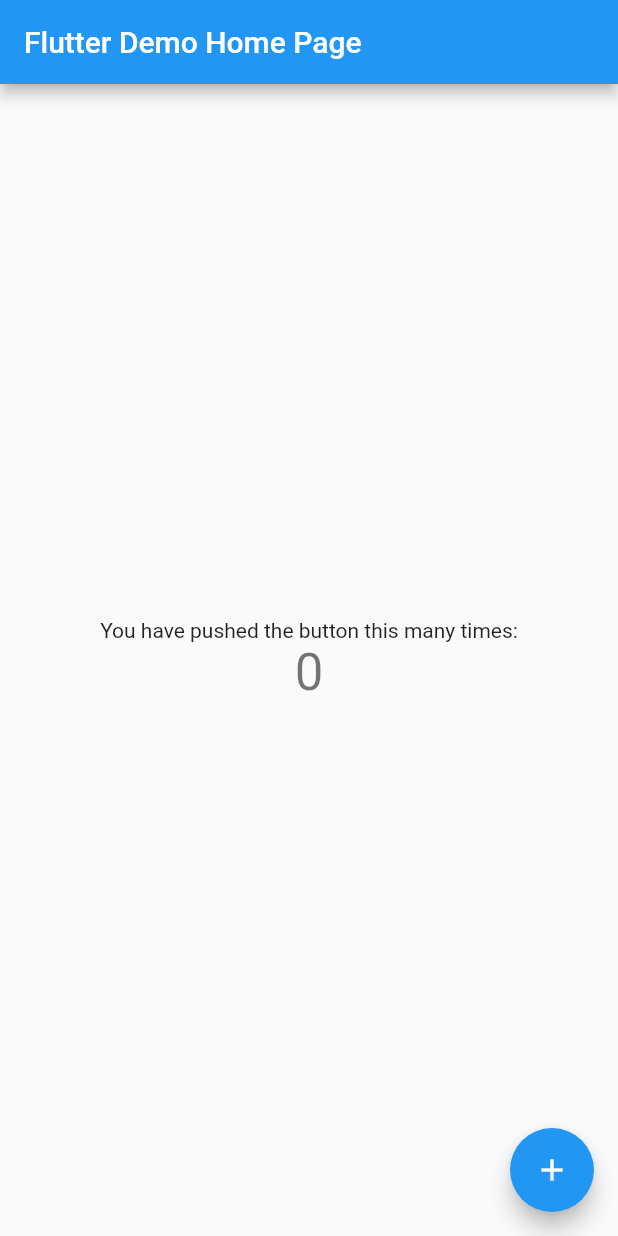
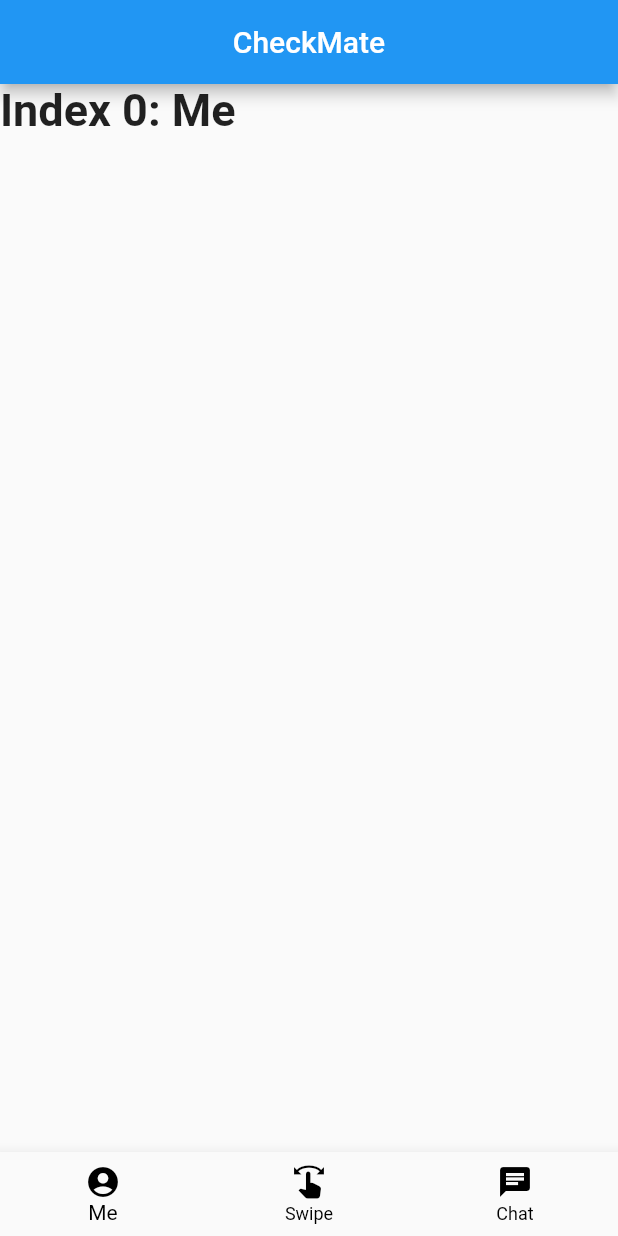
Before and after one commit to Tonga6/checkmate, a Flutter app: the screen it shows after launch, on a phone screen of 412 x 824 dp. Run offline on Flutter 3.47's test engine with Material 2 defaults, Android fonts, the light colour scheme and no system bars; our stand-ins replace firebase_core, location; accounts and stored records are empty.

Commit message:
Adding a nav bar

```diff
--- a/lib/main.dart
+++ b/lib/main.dart
@@ -1,3 +1,4 @@
+import 'package:checkmate/widget_bar.dart';
 import 'package:flutter/material.dart';
 import 'package:firebase_core/firebase_core.dart';
 import 'firebase_options.dart';
@@ -30,92 +31,7 @@
         // is not restarted.
         primarySwatch: Colors.blue,
       ),
-      home: const MyHomePage(title: 'Flutter Demo Home Page'),
+      home: NavBar(),
     );
   }
 }
-
-class MyHomePage extends StatefulWidget {
-  const MyHomePage({Key? key, required this.title}) : super(key: key);
-
-  // This widget is the home page of your application. It is stateful, meaning
-  // that it has a State object (defined below) that contains fields that affect
-  // how it looks.
-
-  // This class is the configuration for the state. It holds the values (in this
-  // case the title) provided by the parent (in this case the App widget) and
-  // used by the build method of the State. Fields in a Widget subclass are
-  // always marked "final".
-
-  final String title;
-
-  @override
-  State<MyHomePage> createState() => _MyHomePageState();
-}
-
-class _MyHomePageState extends State<MyHomePage> {
-  int _counter = 0;
-
-  void _incrementCounter() {
-    setState(() {
-      // This call to setState tells the Flutter framework that something has
-      // changed in this State, which causes it to rerun the build method below
-      // so that the display can reflect the updated values. If we changed
-      // _counter without calling setState(), then the build method would not be
-      // called again, and so nothing would appear to happen.
-      _counter++;
-    });
-  }
-
-  @override
-  Widget build(BuildContext context) {
-    // This method is rerun every time setState is called, for instance as done
-    // by the _incrementCounter method above.
-    //
-    // The Flutter framework has been optimized to make rerunning build methods
-    // fast, so that you can just rebuild anything that needs updating rather
-    // than having to individually change instances of widgets.
-    return Scaffold(
-      appBar: AppBar(
-        // Here we take the value from the MyHomePage object that was created by
-        // the App.build method, and use it to set our appbar title.
-        title: Text(widget.title),
-      ),
-      body: Center(
-        // Center is a layout widget. It takes a single child and positions it
-        // in the middle of the parent.
-        child: Column(
-          // Column is also a layout widget. It takes a list of children and
-          // arranges them vertically. By default, it sizes itself to fit its
-          // children horizontally, and tries to be as tall as its parent.
-          //
-          // Invoke "debug painting" (press "p" in the console, choose the
-          // "Toggle Debug Paint" action from the Flutter Inspector in Android
-          // Studio, or the "Toggle Debug Paint" command in Visual Studio Code)
-          // to see the wireframe for each widget.
-          //
-          // Column has various properties to control how it sizes itself and
-          // how it positions its children. Here we use mainAxisAlignment to
-          // center the children vertically; the main axis here is the vertical
-          // axis because Columns are vertical (the cross axis would be
-          // horizontal).
-          mainAxisAlignment: MainAxisAlignment.center,
-          children: <Widget>[
-            const Text(
-              'You have pushed the button this many times:',
-            ),
-            Text(
-              '$_counter',
-              style: Theme.of(context).textTheme.headline4,
-            ),
-          ],
-        ),
-      ),
-      floatingActionButton: FloatingActionButton(
-        onPressed: _incrementCounter,
-        tooltip: 'Increment',
-        child: const Icon(Icons.add),
-      ), // This trailing comma makes auto-formatting nicer for build methods.
-    );
-  }
-}
--- /dev/null
+++ b/lib/widget_bar.dart
@@ -0,0 +1,68 @@
+import 'package:flutter/cupertino.dart';
+import 'package:flutter/material.dart';
+
+class NavBar extends StatefulWidget {
+  @override
+  _NavBarState createState() => _NavBarState();
+}
+
+class _NavBarState extends State<NavBar> {
+
+  int _selectedIndex = 0;
+  static const TextStyle optionStyle =
+  TextStyle(fontSize: 30, fontWeight: FontWeight.bold);
+
+  static List<Widget> _widgetOptions = <Widget>[
+    // Put your widgets in here
+    Text(
+      'Index 0: Me',
+      style: optionStyle,
+    ),
+    Text(
+      'Index 1: Swipe',
+      style: optionStyle,
+    ),
+    Text(
+      'Index 2: Chat',
+      style: optionStyle,
+    ),
+  ];
+
+  void _onItemTapped(int index) {
+    StatefulWidget route;
+    setState(() {
+      _selectedIndex = index;
+    });
+  }
+
+  @override
+  Widget build(BuildContext context) {
+    return Scaffold(
+      appBar: AppBar(
+        title: Center(child: const Text('CheckMate')),
+      ),
+      body: _widgetOptions.elementAt(_selectedIndex),
+      bottomNavigationBar: BottomNavigationBar(
+        unselectedItemColor: Colors.black,
+        type: BottomNavigationBarType.fixed,
+        items: const <BottomNavigationBarItem>[
+          BottomNavigationBarItem(
+            icon: Icon(Icons.account_circle),
+            label: 'Me',
+          ),
+          BottomNavigationBarItem(
+            icon: Icon(Icons.swipe),
+            label: 'Swipe',
+          ),
+          BottomNavigationBarItem(
+              icon: Icon(Icons.chat),
+              label: 'Chat',
+          ),
+        ],
+        currentIndex: _selectedIndex,
+        selectedItemColor: Colors.black,
+        onTap: _onItemTapped,
+      ),
+    );
+  }
+}
```
